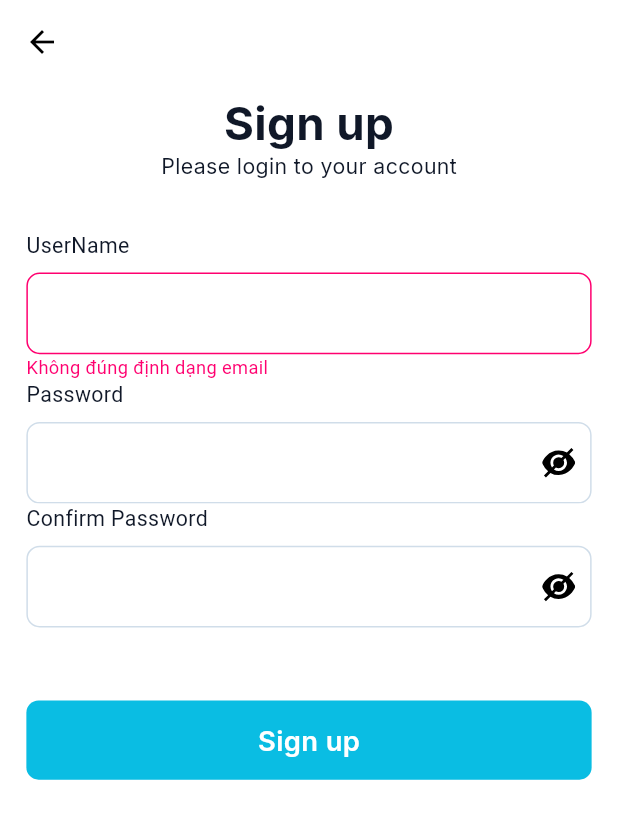
After one commit to vungoc2123/Todo_App, a Flutter app: the SignUpScreen screen opened by its route, after a tap on "Sign up", on a phone screen of 412 x 824 dp. The commit adds this screen. Shown: the top 819 px of the screen. Run offline on Flutter 3.47's test engine with Material 3 defaults, Android fonts, the phone set to English and light mode, and no system bars; our stand-ins replace animated_bottom_navigation_bar, bloc, cached_network_image, easy_localization, equatable, firebase_auth and 15 more; accounts and stored records are empty; network calls fail.

Commit message:
done login email and one tap google

```diff
--- a/lib/application/constants/app_colors.dart
+++ b/lib/application/constants/app_colors.dart
@@ -7,8 +7,11 @@ class AppColors {
   static const pinkSubText = Color(0xFFFF006F);
   static const action = Color(0xFF2B99D4);
   static const blue = Color(0xFF613be7);
+  static const colorPrimary = Color(0xFF0abde3);
+
   //color
   static const blueBold = Color(0xFF1a3666);
+  static const blueLink = Color(0xFF54a0ff);
   static const grey1 = Color(0xFF344053);
   static const yellow = Color(0xFFc9a865);
   static const red = Color(0xFFf04438);
--- a/lib/application/constants/app_constants.dart
+++ b/lib/application/constants/app_constants.dart
@@ -3,4 +3,11 @@ class AppConstants {
   static const int pageSize = 10;
   static const String notFoundImage =
       'https://img.freepik.com/free-vector/hand-drawn-no-data-illustration_23-2150696458.jpg?size=338&ext=jpg&ga=GA1.1.553209589.1713830400&semt=ais';
+
+  final RegExp emailRegExp = RegExp(
+      r'^(([^<>()[\]\\.,;:\s@\"]+(\.[^<>()[\]\\.,;:\s@\"]+)*)|(\".+\"))@((\[[0-9]{1,3}\.[0-9]{1,3}\.[0-9]{1,3}\.[0-9]{1,3}\])|(([a-zA-Z\-0-9]+\.)+[a-zA-Z]{2,}))$');
+
+  final RegExp passwordRegExp = RegExp(
+    r'^(?=.*[A-Z])(?=.*\d)[A-Za-z\d]{6,20}$',
+  );
 }
--- a/lib/presentation/routes/app_router.dart
+++ b/lib/presentation/routes/app_router.dart
@@ -4,6 +4,10 @@ import 'package:todo/presentation/routes/route_name.dart';
 import 'package:todo/presentation/screens/home_tab/home_tab.dart';
 import 'package:todo/presentation/screens/login/cubit/login_cubit.dart';
 import 'package:todo/presentation/screens/login/login_screen.dart';
+import 'package:todo/presentation/screens/login_email/bloc/login_email_cubit.dart';
+import 'package:todo/presentation/screens/login_email/login_email_screen.dart';
+import 'package:todo/presentation/screens/signup/bloc/signup_cubit.dart';
+import 'package:todo/presentation/screens/signup/signup.dart';
 
 class AppRouter {
   Route onGenerateRoute(RouteSettings routeSettings) {
@@ -20,6 +24,15 @@ class AppRouter {
           arguments: arguments as HomeTabArguments,
         );
         break;
+      case RouteName.loginEmail:
+        routeWidget = BlocProvider(
+          create: (context) => LoginEmailCubit(),
+            child: const LoginEmailScreen());
+      case RouteName.signup:
+        routeWidget = BlocProvider(
+          create: (_) => SignUpCubit(),
+          child: const SignUpScreen(),
+        );
       default:
         routeWidget = initialWidget;
         break;
--- a/lib/presentation/routes/route_name.dart
+++ b/lib/presentation/routes/route_name.dart
@@ -3,4 +3,6 @@ class RouteName {
   static const homeTab = '/home-tab';
   static const login = '/login';
   static const home = '/home';
+  static const loginEmail = '/loginEmail';
+  static const signup = '/signup';
 }
--- a/lib/presentation/screens/login/login_screen.dart
+++ b/lib/presentation/screens/login/login_screen.dart
@@ -105,7 +105,9 @@ class _LoginScreenState extends State<LoginScreen> {
                     ),
                     ButtonLoginWidget(
                         nameButton: tr("loginEmail"),
-                        icon: Image.asset(Assets.icons.gmail.path, width: 20.w, height: 20.w,)),
+                        icon: Image.asset(Assets.icons.gmail.path, width: 20.w, height: 20.w,),
+                        action: ()=> Navigator.pushNamed(context, RouteName.loginEmail),
+                    ),
                   ],
                 ),
               ),
--- /dev/null
+++ b/lib/presentation/screens/login_email/bloc/login_email_cubit.dart
@@ -0,0 +1,73 @@
+import 'package:bloc/bloc.dart';
+import 'package:firebase_auth/firebase_auth.dart';
+import 'package:todo/application/constants/app_constants.dart';
+import 'package:todo/application/enums/load_status.dart';
+import 'package:todo/presentation/screens/login_email/bloc/login_email_state.dart';
+
+class LoginEmailCubit extends Cubit<LoginEmailState>{
+  LoginEmailCubit() : super(const LoginEmailState());
+
+  Future<void> loginWithGmail() async {
+    if(checkValidate()){
+      try {
+        emit(state.copyWith(status: LoadStatus.loading,));
+        final credential = await FirebaseAuth.instance.signInWithEmailAndPassword(
+            email: state.userName ?? '',
+            password: state.password ?? ''
+        );
+
+        if (credential.user != null){
+          emit(state.copyWith(status: LoadStatus.success, messenger: "Đăng nhập thành công"));
+        }
+      } on FirebaseAuthException catch (e) {
+        if (e.code == 'user-not-found') {
+          emit(state.copyWith(status: LoadStatus.failure,messenger: 'Người dùng không tồn tại'));
+        } else if (e.code == 'wrong-password') {
+          emit(state.copyWith(status: LoadStatus.failure,messenger: 'Sai thông tin tài khoản'));
+        }
+      } catch (e){
+        emit(state.copyWith(status: LoadStatus.failure,messenger: e.toString()));
+      }
+    }
+  }
+
+  void changeUserName(String userName){
+    emit(state.copyWith(userName: userName));
+  }
+  void changePass(String pass){
+    emit(state.copyWith(password: pass));
+  }
+
+  void isShowPass(){
+    emit(state.copyWith(isShowPass: !state.isShowPass));
+  }
+
+  bool checkUserName(){
+    if(state.userName == null || state.userName == ""){
+      emit(state.copyWith(errorUserName: 'Không được để trống'));
+      return false;
+    }
+    if(!AppConstants().emailRegExp.hasMatch(state.userName!)){
+      emit(state.copyWith(errorUserName: 'Sai định dạng email'));
+      return false;
+    }
+    emit(state.copyWith(errorUserName: ''));
+    return true;
+  }
+  bool checkPass(){
+    if(state.password == null || state.password == ""){
+      emit(state.copyWith(errorPassword: 'Không được để trống'));
+      return false;
+    }
+    if(!AppConstants().passwordRegExp.hasMatch(state.password!)){
+      emit(state.copyWith(errorPassword: 'mật khẩu phải có ít nhất 6 ký tự, một chữ hoa và một chữ số'));
+      return false;
+    }
+    emit(state.copyWith(errorPassword: ''));
+    return true;
+  }
+
+  bool checkValidate(){
+    return checkUserName() && checkPass();
+  }
+}
--- /dev/null
+++ b/lib/presentation/screens/signup/bloc/signup_cubit.dart
@@ -0,0 +1,93 @@
+import 'dart:async';
+
+import 'package:bloc/bloc.dart';
+import 'package:firebase_auth/firebase_auth.dart';
+import 'package:todo/application/constants/app_constants.dart';
+import 'package:todo/application/enums/load_status.dart';
+import 'package:todo/presentation/screens/signup/bloc/signup_state.dart';
+
+class SignUpCubit extends Cubit<SignUpState> {
+  SignUpCubit() : super(const SignUpState());
+
+  Future<void> signUpWithEmail() async {
+    if(checkValidate()){
+      try {
+        emit(state.copyWith(status: LoadStatus.loading));
+        final credential = await FirebaseAuth.instance
+            .createUserWithEmailAndPassword(
+          email: state.userName ?? '',
+          password: state.password ?? '',
+        );
+        if (credential.user != null) {
+          emit(state.copyWith(
+              status: LoadStatus.success, messenger: 'Register successfully'));
+        }
+      } on FirebaseAuthException catch (e) {
+        emit(state.copyWith(status: LoadStatus.failure, messenger: e.code));
+      } catch (e) {
+        emit(state.copyWith(status: LoadStatus.failure, messenger: e.toString()));
+      }
+    }
+  }
+
+  // check username, password and confirm password.
+  bool checkPass() {
+    if (AppConstants().passwordRegExp.hasMatch(state.password ?? '')) {
+      emit(state.copyWith(
+          errorPassword: ''));
+      return true;
+    }
+    emit(state.copyWith(
+        errorPassword: 'Mật khẩu phải có 6 ký tự, một chữ hoa và một số'));
+    return false;
+  }
+
+  bool checkConFirmPass() {
+    if (state.password == state.confirmPass) {
+      emit(state.copyWith(
+          errorConfirm: ''));
+      return true;
+    }
+    emit(state.copyWith(
+        errorConfirm: 'Mật khẩu không trùng khớp'));
+    return false;
+  }
+
+  bool checkUserName() {
+    if(AppConstants().emailRegExp.hasMatch(state.userName ?? '')){
+      emit(state.copyWith(
+          errorUserName: ''));
+      return true;
+    }
+    emit(state.copyWith(
+        errorUserName: 'Không đúng định dạng email'));
+    return false;
+  }
+
+  bool checkValidate(){
+    return checkUserName() && checkPass() && checkConFirmPass();
+  }
+
+  // user write user name and password.
+  void changeUserName(String userName) {
+    emit(state.copyWith(userName: userName));
+  }
+
+  void changePassword(String pass) {
+    emit(state.copyWith(password: pass));
+  }
+
+  void changeConfirmPassword(String passConFirm) {
+    emit(state.copyWith(confirmPass: passConFirm));
+  }
+
+  // show pass
+
+  void isShowPass(){
+    emit(state.copyWith(showPass: !state.showPass));
+  }
+
+  void isShowConfirmPass(){
+    emit(state.copyWith(showConfirmPass: !state.showConfirmPass));
+  }
+}
--- /dev/null
+++ b/lib/presentation/screens/signup/bloc/signup_state.dart
@@ -0,0 +1,65 @@
+import 'package:equatable/equatable.dart';
+import 'package:todo/application/enums/load_status.dart';
+
+class SignUpState extends Equatable {
+  final LoadStatus status;
+  final String? userName;
+  final String? password;
+  final String? messenger;
+  final String? errorUserName;
+  final String? errorPassword;
+  final String? confirmPass;
+  final String? errorConfirm;
+  final bool showPass;
+  final bool showConfirmPass;
+
+  const SignUpState({this.status = LoadStatus.initial,
+    this.errorUserName,
+    this.errorPassword,
+    this.messenger,
+    this.password,
+    this.userName,
+    this.confirmPass,
+    this.errorConfirm,
+    this.showPass = false,
+    this.showConfirmPass = false});
+
+  SignUpState copyWith({LoadStatus? status,
+    String? userName,
+    String? password,
+    String? messenger,
+    String? errorUserName,
+    String? errorPassword,
+    String? confirmPass,
+    String? errorConfirm,
+    bool? showPass,
+    bool? showConfirmPass}) {
+    return SignUpState(
+        status: status ?? this.status,
+        messenger: messenger ?? this.messenger,
+        userName: userName ?? this.userName,
+        errorUserName: errorUserName ?? this.errorUserName,
+        password: password ?? this.password,
+        errorPassword: errorPassword ?? this.errorPassword,
+        confirmPass: confirmPass ?? this.confirmPass,
+        errorConfirm: errorConfirm ?? this.errorConfirm,
+        showPass: showPass ?? this.showPass,
+        showConfirmPass: showConfirmPass ?? this.showConfirmPass);
+  }
+
+  @override
+  // TODO: implement props
+  List<Object?> get props =>
+      [
+        status,
+        userName,
+        password,
+        messenger,
+        errorPassword,
+        errorUserName,
+        confirmPass,
+        errorConfirm,
+        showPass,
+        showConfirmPass
+      ];
+}
--- /dev/null
+++ b/lib/presentation/screens/signup/signup.dart
@@ -0,0 +1,188 @@
+import 'dart:async';
+
+import 'package:flutter/material.dart';
+import 'package:flutter/services.dart';
+import 'package:flutter_bloc/flutter_bloc.dart';
+import 'package:flutter_screenutil/flutter_screenutil.dart';
+import 'package:todo/application/enums/load_status.dart';
+import 'package:todo/gen/assets.gen.dart';
+import 'package:todo/presentation/common_widgets/app_loading.dart';
+import 'package:todo/presentation/screens/signup/bloc/signup_cubit.dart';
+import 'package:todo/presentation/screens/signup/bloc/signup_state.dart';
+
+import '../../../application/constants/app_colors.dart';
+import '../../../application/constants/app_text_style.dart';
+import '../../common_widgets/app_label_text_field.dart';
+import '../../common_widgets/app_toast.dart';
+import '../../routes/route_name.dart';
+import '../home_tab/home_tab.dart';
+
+class SignUpScreen extends StatefulWidget {
+  const SignUpScreen({super.key});
+
+  @override
+  State<SignUpScreen> createState() => _SignUpScreenState();
+}
+
+class _SignUpScreenState extends State<SignUpScreen> {
+  late SignUpCubit cubit;
+  Timer? _debounce;
+
+  @override
+  void initState() {
+    // TODO: implement initState
+    super.initState();
+    cubit = BlocProvider.of<SignUpCubit>(context);
+  }
+
+  @override
+  Widget build(BuildContext context) {
+    return Scaffold(
+      backgroundColor: Colors.white,
+      appBar: AppBar(
+        systemOverlayStyle: const SystemUiOverlayStyle(
+          statusBarColor: AppColors.colorPrimary,
+          statusBarIconBrightness: Brightness.light,
+        ),
+        backgroundColor: AppColors.white,
+        iconTheme: const IconThemeData(
+          color: Colors.black,
+        ),
+      ),
+      body: SafeArea(
+        child: SingleChildScrollView(
+          padding: EdgeInsets.symmetric(horizontal: 16.w, vertical: 8.h),
+          child: BlocListener<SignUpCubit, SignUpState>(
+            listenWhen: (previous, current) =>
+                previous.status != current.status,
+            listener: (context, state) => {
+              if (state.status == LoadStatus.success)
+                {
+                  showDialog(
+                    context: context,
+                    builder: (context) => const AppLoading(),
+                  ),
+                  if (_debounce?.isActive ?? false) _debounce!.cancel(),
+                  _debounce = Timer(const Duration(milliseconds: 1500), () {
+                    AppToast.showToastSuccess(context,
+                        title: "Register successfully");
+                    Navigator.pushNamedAndRemoveUntil(
+                      context,
+                      RouteName.homeTab,
+                      arguments: const HomeTabArguments(index: 0),
+                      (route) => false,
+                    );
+                  })
+                },
+            },
+            child: Column(
+              children: [
+                // title
+                Column(
+                  children: [
+                    Text(
+                      "Sign up",
+                      style: AppTextStyle.text3Xl.copyWith(
+                          color: AppColors.textPrimary,
+                          fontWeight: FontWeight.w700),
+                    ),
+                    Text(
+                      "Please login to your account",
+                      style: AppTextStyle.textSm.copyWith(
+                          color: AppColors.textPrimary,
+                          fontWeight: FontWeight.w400),
+                    ),
+                  ],
+                ),
+                SizedBox(
+                  height: 32.h,
+                ),
+                // text field
+                Column(
+                  crossAxisAlignment: CrossAxisAlignment.end,
+                  children: [
+                    BlocBuilder<SignUpCubit, SignUpState>(
+                      buildWhen: (previous, current) =>
+                          previous.errorUserName != current.errorUserName,
+                      builder: (context, state) => AppLabelTextField(
+                        label: "UserName",
+                        errorMessage: state.errorUserName,
+                        onChanged: (values) => cubit.changeUserName(values),
+                      ),
+                    ),
+                    BlocBuilder<SignUpCubit, SignUpState>(
+                      buildWhen: (previous, current) =>
+                          previous.errorPassword != current.errorPassword ||
+                          previous.showPass != current.showPass,
+                      builder: (context, state) => AppLabelTextField(
+                        label: "Password",
+                        obscureText: !state.showPass,
+                        errorMessage: state.errorPassword,
+                        onChanged: (values) => cubit.changePassword(values),
+                        suffixIcon: GestureDetector(
+                          onTap: () => cubit.isShowPass(),
+                          child: state.showPass
+                              ? Assets.icons.eye.svg()
+                              : Assets.icons.eyeCrossed.svg(),
+                        ),
+                      ),
+                    ),
+                    BlocBuilder<SignUpCubit, SignUpState>(
+                      buildWhen: (previous, current) =>
+                          previous.errorConfirm != current.errorConfirm ||
+                          previous.showConfirmPass != current.showConfirmPass,
+                      builder: (context, state) => AppLabelTextField(
+                        label: "Confirm Password",
+                        obscureText: !state.showConfirmPass,
+                        errorMessage: state.errorConfirm,
+                        onChanged: (values) =>
+                            cubit.changeConfirmPassword(values),
+                        suffixIcon: GestureDetector(
+                          onTap: () => cubit.isShowConfirmPass(),
+                          child: state.showConfirmPass
+                              ? Assets.icons.eye.svg()
+                              : Assets.icons.eyeCrossed.svg(),
+                        ),
+                      ),
+                    ),
+                  ],
+                ),
+
+                SizedBox(
+                  height: 48.h,
+                ),
+                // button login
+                BlocBuilder<SignUpCubit, SignUpState>(
+                  builder: (context, state) => InkWell(
+                    borderRadius: BorderRadius.circular(8.r),
+                    splashColor: AppColors.grey1.withOpacity(0.1),
+                    highlightColor: AppColors.grey1.withOpacity(0.2),
+                    onTap: () => cubit.signUpWithEmail(),
+                    child: Ink(
+                      width: 1.sw,
+                      height: 52.h,
+                      decoration: BoxDecoration(
+                          color: AppColors.colorPrimary,
+                          borderRadius: BorderRadius.circular(8.r)),
+                      child: Center(
+                        child: Text(
+                          'Sign up',
+                          style: AppTextStyle.textLg.copyWith(
+                              color: AppColors.white,
+                              fontWeight: FontWeight.w600),
+                        ),
+                      ),
+                    ),
+                  ),
+                ),
+                SizedBox(
+                  height: 32.h,
+                ),
+              ],
+            ),
+          ),
+        ),
+      ),
+    );
+  }
+}
```
Also changed, not shown: lib/gen/assets.gen.dart (+20 -2 lines), lib/presentation/screens/login_email/bloc/login_email_state.dart (added, +51 -0 lines), lib/presentation/screens/login_email/login_email_screen.dart (added, +201 -0 lines), assets/icons/eye-crossed.svg (added), assets/icons/eye.svg (added).
